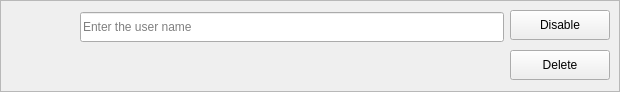
The window that zapzap/view/card_user.ui (rafatosta/zapzap) describes before a commit, drawn with Qt 5.
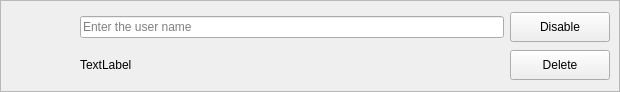
The same window after the commit.

Commit message: Setting interface adjustment

The edit to the form file:
```diff
--- a/zapzap/view/card_user.ui
+++ b/zapzap/view/card_user.ui
@@ -52,7 +52,7 @@
      <property name="frameShadow">
       <enum>QFrame::Raised</enum>
      </property>
-     <layout class="QHBoxLayout" name="horizontalLayout">
+     <layout class="QHBoxLayout" name="horizontalLayout_3">
       <item>
        <widget class="QLabel" name="icon">
         <property name="minimumSize">
@@ -79,71 +79,17 @@
        </widget>
       </item>
       <item>
-       <layout class="QGridLayout" name="gridLayout_2">
-        <item row="0" column="0">
+       <layout class="QVBoxLayout" name="verticalLayout_2">
+        <item>
+         <layout class="QHBoxLayout" name="horizontalLayout">
+          <item>
          <widget class="QLineEdit" name="name">
-          <property name="enabled">
-           <bool>true</bool>
-          </property>
-          <property name="minimumSize">
-           <size>
-            <width>0</width>
-            <height>30</height>
-           </size>
-          </property>
-          <property name="maximumSize">
-           <size>
-            <width>16777215</width>
-            <height>30</height>
-           </size>
-          </property>
-          <property name="text">
-           <string/>
-          </property>
-          <property name="readOnly">
-           <bool>false</bool>
-          </property>
           <property name="placeholderText">
            <string>Enter the user name</string>
           </property>
-          <property name="clearButtonEnabled">
-           <bool>false</bool>
-          </property>
-         </widget>
-        </item>
-        <item row="1" column="0">
-         <widget class="QLabel" name="key">
-          <property name="minimumSize">
-           <size>
-            <width>70</width>
-            <height>30</height>
-           </size>
-          </property>
-          <property name="maximumSize">
-           <size>
-            <width>70</width>
-            <height>30</height>
-           </size>
-          </property>
-          <property name="font">
-           <font>
-            <italic>false</italic>
-            <bold>false</bold>
-           </font>
-          </property>
-          <property name="text">
-           <string/>
-          </property>
-         </widget>
-        </item>
-       </layout>
+           </widget>
       </item>
       <item>
-       <layout class="QGridLayout" name="gridLayout">
-        <property name="verticalSpacing">
-         <number>10</number>
-        </property>
-        <item row="0" column="0">
          <widget class="QPushButton" name="btnDisable">
           <property name="sizePolicy">
            <sizepolicy hsizetype="Preferred" vsizetype="Fixed">
@@ -160,7 +106,7 @@
           <property name="maximumSize">
            <size>
             <width>100</width>
-            <height>30</height>
+              <height>16777215</height>
            </size>
           </property>
           <property name="text">
@@ -168,7 +114,18 @@
           </property>
          </widget>
         </item>
-        <item row="1" column="0">
+         </layout>
+        </item>
+        <item>
+         <layout class="QHBoxLayout" name="horizontalLayout_2">
+          <item>
+           <widget class="QLabel" name="key">
+            <property name="text">
+             <string>TextLabel</string>
+            </property>
+           </widget>
+          </item>
+          <item>
          <widget class="QPushButton" name="btnDelete">
           <property name="sizePolicy">
            <sizepolicy hsizetype="Preferred" vsizetype="Fixed">
@@ -192,6 +149,8 @@
            <string>Delete</string>
           </property>
          </widget>
+          </item>
+         </layout>
         </item>
        </layout>
       </item>
```
Left out of the diff: 2 changed lines with no effect on the pictures. Lines whose indentation alone changed are shown as unchanged. The commit also changes 5 other files.
